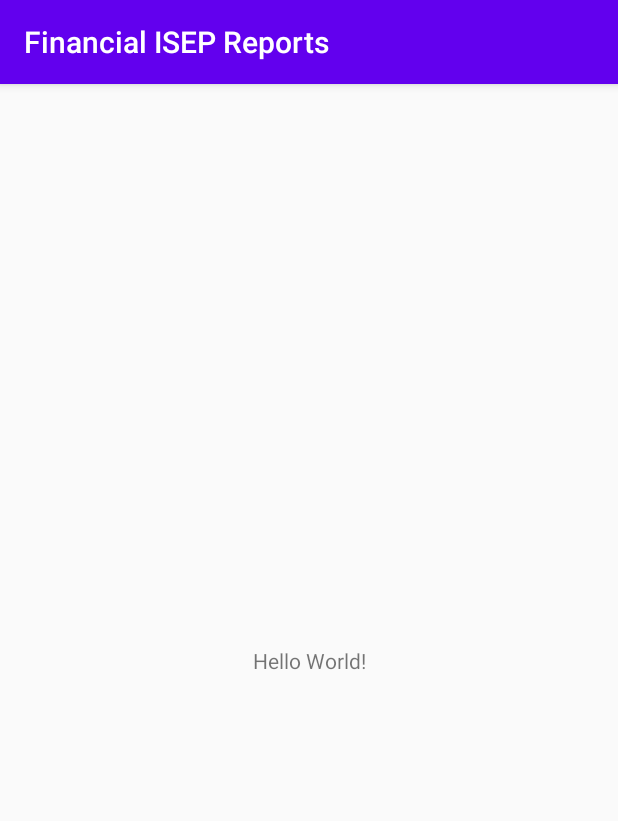
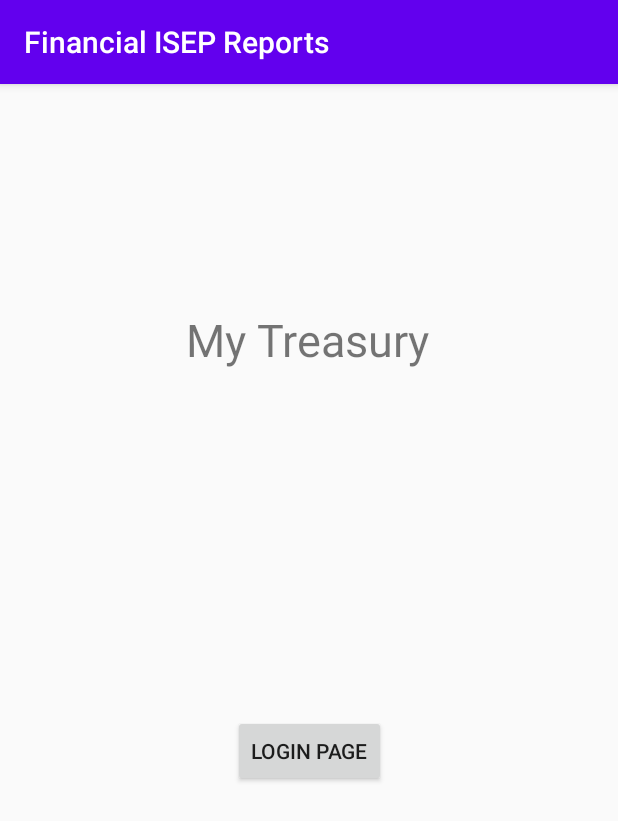
Before and after one commit to tristangh/FIR, an Android app: the screen it shows after launch (MainActivity), on a phone screen of 412 x 824 dp. Shown: the top 821 px of the screen. Run offline under Robolectric (Android 15) with nearby library versions, the phone set to English and light mode, and no system bars.

Commit message:
Login page created

```diff
--- a/app/src/main/java/com/example/MyTreasury/MainActivity.java
+++ b/app/src/main/java/com/example/MyTreasury/MainActivity.java
@@ -2,13 +2,48 @@ package com.example.MyTreasury;
 
 import androidx.appcompat.app.AppCompatActivity;
 
+import android.content.Context;
 import android.os.Bundle;
+import android.text.Layout;
+import android.view.LayoutInflater;
+import android.view.View;
+import android.widget.Button;
+import android.widget.LinearLayout;
+
 
 public class MainActivity extends AppCompatActivity {
+
+    Button loginpageview_Button;
+    LinearLayout loginpage;
+
+
 
     @Override
     protected void onCreate(Bundle savedInstanceState) {
         super.onCreate(savedInstanceState);
         setContentView(R.layout.activity_main);
+
+       // loginpage = (LinearLayout) (R.id.loginpage.xml)
+
+
+        loginpageview_Button =findViewById(R.id.loginpageshow_button);
+        loginpageview_Button.setOnClickListener(new View.OnClickListener() {
+            @Override
+            public void onClick(View v) {
+
+                loginpageview_Button.setVisibility(View.GONE);
+                loginpage.setVisibility(View.VISIBLE);
+
+
+            }
+        });
+
+
     }
+
+
+
+
+
+
 }
--- a/app/src/main/res/layout/activity_main.xml
+++ b/app/src/main/res/layout/activity_main.xml
@@ -6,13 +6,41 @@
     android:layout_height="match_parent"
     tools:context=".MainActivity">
 
-    <TextView
-        android:layout_width="wrap_content"
-        android:layout_height="wrap_content"
-        android:text="Hello World!"
+    <LinearLayout
+        android:layout_width="361dp"
+        android:layout_height="628dp"
+        android:orientation="vertical"
         app:layout_constraintBottom_toBottomOf="parent"
-        app:layout_constraintLeft_toLeftOf="parent"
-        app:layout_constraintRight_toRightOf="parent"
-        app:layout_constraintTop_toTopOf="parent" />
+        app:layout_constraintEnd_toEndOf="parent"
+        app:layout_constraintStart_toStartOf="parent"
+        app:layout_constraintTop_toTopOf="parent">
 
+        <androidx.constraintlayout.widget.ConstraintLayout
+            android:layout_width="match_parent"
+            android:layout_height="match_parent">
+
+            <TextView
+                android:id="@+id/tvTitle"
+                android:layout_width="wrap_content"
+                android:layout_height="wrap_content"
+                android:layout_marginTop="80dp"
+                android:text="My Treasury"
+                android:textSize="30sp"
+                app:layout_constraintEnd_toEndOf="parent"
+                app:layout_constraintHorizontal_bias="0.498"
+                app:layout_constraintStart_toStartOf="parent"
+                app:layout_constraintTop_toTopOf="parent" />
+
+            <Button
+                android:id="@+id/loginpageshow_button"
+                android:layout_width="wrap_content"
+                android:layout_height="wrap_content"
+                android:text="Login page"
+                app:layout_constraintBottom_toBottomOf="parent"
+                app:layout_constraintEnd_toEndOf="parent"
+                app:layout_constraintStart_toStartOf="parent"
+                app:layout_constraintTop_toBottomOf="@+id/tvTitle" />
+        </androidx.constraintlayout.widget.ConstraintLayout>
+
+    </LinearLayout>
 </androidx.constraintlayout.widget.ConstraintLayout>
```
Also changed, not shown: app/src/main/res/layout/loginpage.xml (added, +102 -0 lines).
